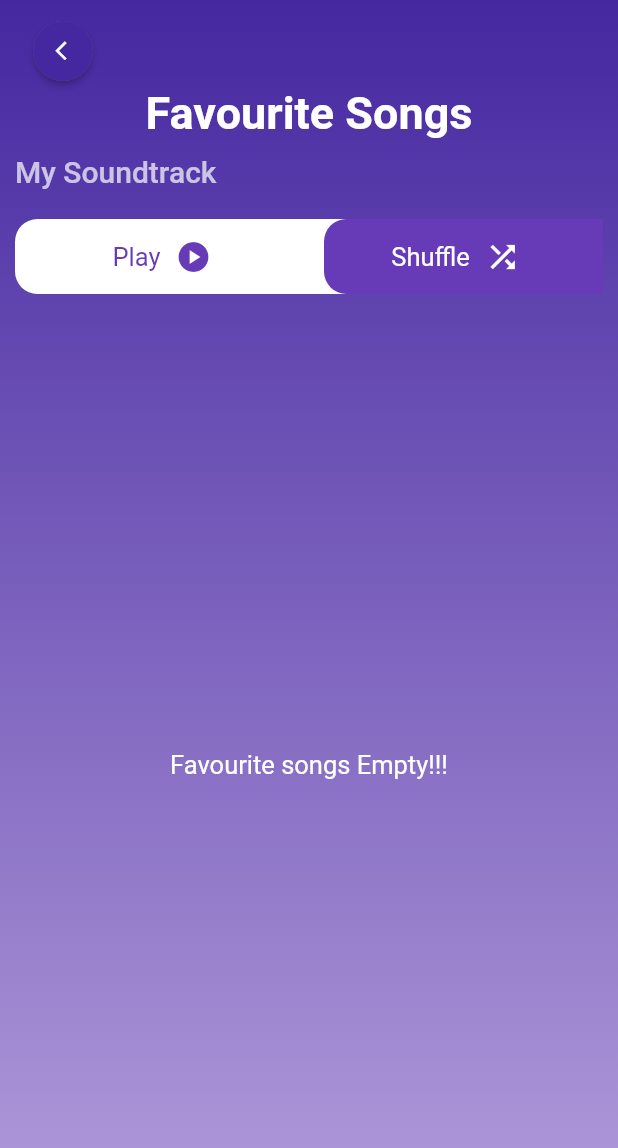
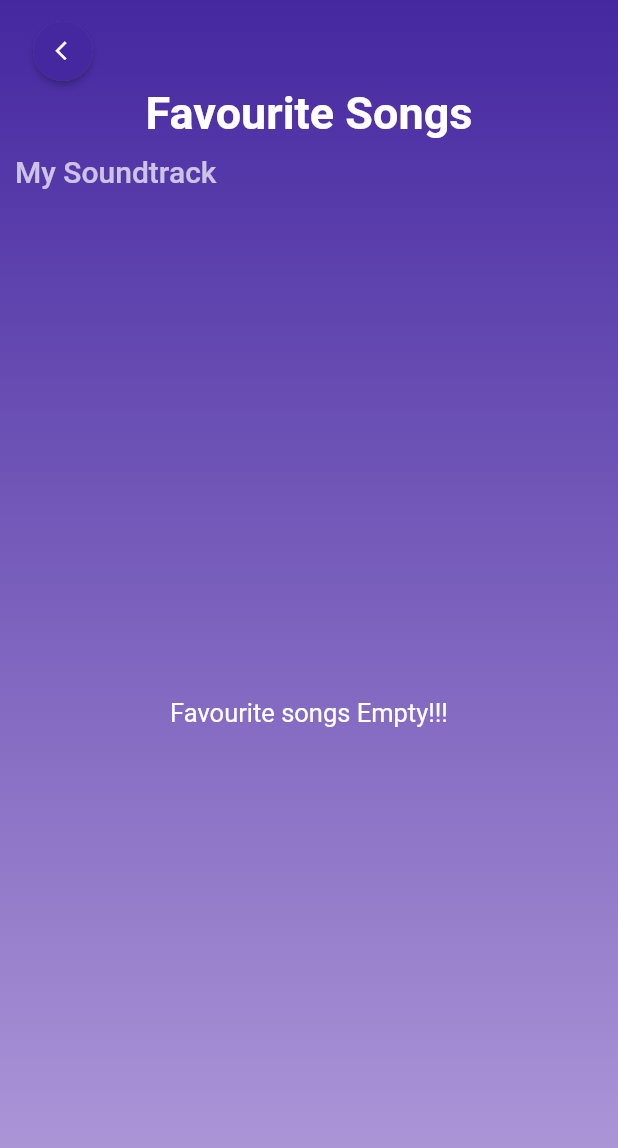
Before and after one commit to Shereena2000/music-player, a Flutter app: the screen it shows after launch, item 3 of the bottom bar chosen, on a phone screen of 412 x 824 dp. Shown: the top 1148 px of the screen. Run offline on Flutter 3.47's test engine with Material 3 defaults, Android fonts, the light colour scheme and no system bars; our stand-ins replace hive_flutter, just_audio, on_audio_query, popover; accounts and stored records are empty.

Commit message:
remove play and shuffle widget

```diff
--- a/lib/screens/favorite_screen.dart
+++ b/lib/screens/favorite_screen.dart
@@ -5,7 +5,6 @@ import 'package:mikki_music/song_component/song_tile.dart';
 import 'package:mikki_music/widgets/all_color.dart';
 import 'package:mikki_music/widgets/back_button.dart';
 import 'package:mikki_music/widgets/constant.dart';
-import 'package:mikki_music/widgets/play_shuffle_switch.dart';
 
 class FavoriteScreen extends StatelessWidget {
   const FavoriteScreen({super.key});
@@ -41,10 +40,6 @@ class FavoriteScreen extends StatelessWidget {
                   ),
                 ),
                 const SizedBox(
-                  height: 20,
-                ),
-                PlayOrShuffleSwitch(),
-                const SizedBox(
                   height: 10,
                 ),
                 Expanded(
--- a/lib/screens/tab_screen/song_screen.dart
+++ b/lib/screens/tab_screen/song_screen.dart
@@ -4,7 +4,7 @@ import 'package:mikki_music/song_component/all_songs.dart';
 import 'package:mikki_music/widgets/all_color.dart';
 import 'package:mikki_music/widgets/constant.dart';
 import 'package:mikki_music/widgets/nav_bar.dart';
-import 'package:mikki_music/widgets/play_shuffle_switch.dart';
+
 
 class SongScreen extends StatelessWidget {
   final int initialTabIndex;
@@ -80,10 +80,7 @@ class SongsTab extends StatelessWidget {
   Widget build(BuildContext context) {
     return const Column(
       children: [
-        SizedBox(
-          height: 15,
-        ),
-        PlayOrShuffleSwitch(),
+
         SizedBox(
           height: 10,
         ),
--- a/lib/widgets/play_shuffle_switch.dart
+++ /dev/null
@@ -1,88 +0,0 @@
-import "package:flutter/material.dart";
-
-class PlayOrShuffleSwitch extends StatefulWidget {
-  const PlayOrShuffleSwitch({
-    super.key,
-  });
-
-  @override
-  State<PlayOrShuffleSwitch> createState() => _PlayOrShuffleSwitchState();
-}
-
-class _PlayOrShuffleSwitchState extends State<PlayOrShuffleSwitch> {
-  bool isPlay = false;
-  @override
-  Widget build(BuildContext context) {
-    double width = MediaQuery.of(context).size.width;
-    return GestureDetector(
-      onTap: () {
-        setState(() {
-          isPlay = !isPlay;
-        });
-      },
-      child: Container(
-        height: 50,
-        width: width,
-        decoration: BoxDecoration(
-            color: Colors.white, borderRadius: BorderRadius.circular(15)),
-        child: Stack(children: [
-          AnimatedPositioned(
-            duration: const Duration(microseconds: 100),
-            left: isPlay ? 0 : width * 0.5,
-            child: Container(
-              height: 50,
-              width: width * 0.5,
-              decoration: BoxDecoration(
-                  color: Colors.deepPurple,
-                  borderRadius: BorderRadius.circular(15)),
-            ),
-          ),
-          Row(
-            children: [
-              Expanded(
-                child: Row(
-                  mainAxisAlignment: MainAxisAlignment.center,
-                  children: [
-                    Center(
-                      child: Text(
-                        'Play',
-                        style: TextStyle(
-                            color: isPlay ? Colors.white : Colors.deepPurple,
-                            fontSize: 17),
-                      ),
-                    ),
-                    const SizedBox(
-                      width: 10,
-                    ),
-                    Icon(isPlay ?Icons.pause_circle:Icons.play_circle,
-                        color: isPlay ? Colors.white : Colors.deepPurple),
-                  ],
-                ),
-              ),
-              Expanded(
-                child: Row(
-                  mainAxisAlignment: MainAxisAlignment.center,
-                  children: [
-                    Center(
-                      child: Text(
-                        'Shuffle',
-                        style: TextStyle(
-                            color: isPlay ? Colors.deepPurple : Colors.white,
-                            fontSize: 17),
-                      ),
-                    ),
-                    const SizedBox(
-                      width: 10,
-                    ),
-                    Icon(Icons.shuffle,
-                        color: isPlay ? Colors.deepPurple : Colors.white),
-                  ],
-                ),
-              ),
-            ],
-          ),
-        ]),
-      ),
-    );
-  }
-}
--- a/pubspec.yaml
+++ b/pubspec.yaml
@@ -34,11 +34,12 @@ dependencies:
   hive_flutter:
   popover: ^0.3.0+1
 
+
   # The following adds the Cupertino Icons font to your application.
   # Use with the CupertinoIcons class for iOS style icons.
   cupertino_icons: ^1.0.6
   on_audio_query: ^2.9.0
-  permission_handler: ^11.3.1
+
 
 
 dev_dependencies:
```
Also changed, not shown: pubspec.lock, 2 other files.
